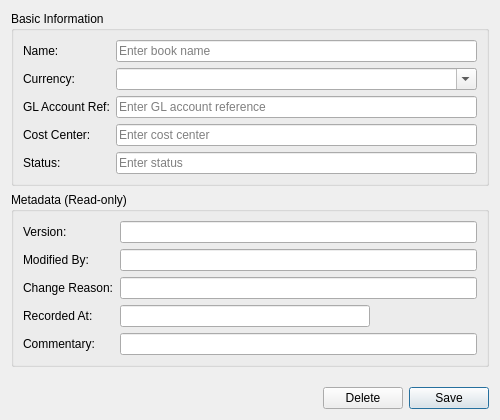
This is projects/ores.qt/ui/BookDetailDialog.ui in OreStudio/OreStudio as Qt 5 draws it before an edit. The edited form follows.
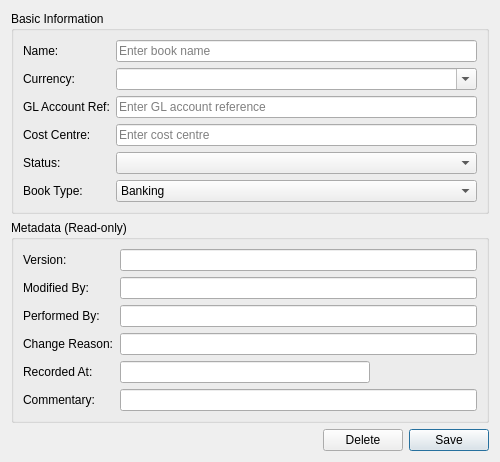
This is the edited form.

Commit message: [qt] UI fixes: spelling, bug fixes, book/portfolio widgets, performed_by

Diff of the .ui file:
```diff
--- a/projects/ores.qt/ui/BookDetailDialog.ui
+++ b/projects/ores.qt/ui/BookDetailDialog.ui
@@ -7,7 +7,7 @@
     <x>0</x>
     <y>0</y>
     <width>500</width>
-    <height>420</height>
+    <height>460</height>
    </rect>
   </property>
   <property name="sizePolicy">
@@ -77,14 +77,14 @@
       <item row="3" column="0">
        <widget class="QLabel" name="label_costCenterEdit">
         <property name="text">
-         <string>Cost Center:</string>
+         <string>Cost Centre:</string>
         </property>
        </widget>
       </item>
       <item row="3" column="1">
        <widget class="QLineEdit" name="costCenterEdit">
         <property name="placeholderText">
-         <string>Enter cost center</string>
+         <string>Enter cost centre</string>
         </property>
        </widget>
       </item>
@@ -96,12 +96,29 @@
        </widget>
       </item>
       <item row="4" column="1">
-       <widget class="QLineEdit" name="bookStatusEdit">
-        <property name="placeholderText">
-         <string>Enter status</string>
+       <widget class="QComboBox" name="bookStatusCombo"/>
+      </item>
+      <item row="5" column="0">
+       <widget class="QLabel" name="label_bookTypeCombo">
+        <property name="text">
+         <string>Book Type:</string>
         </property>
        </widget>
       </item>
+      <item row="5" column="1">
+       <widget class="QComboBox" name="bookTypeCombo">
+        <item>
+         <property name="text">
+          <string>Banking</string>
+         </property>
+        </item>
+        <item>
+         <property name="text">
+          <string>Trading</string>
+         </property>
+        </item>
+       </widget>
+      </item>
      </layout>
     </widget>
    </item>
@@ -140,27 +157,41 @@
        </widget>
       </item>
       <item row="2" column="0">
+       <widget class="QLabel" name="labelPerformedBy">
+        <property name="text">
+         <string>Performed By:</string>
+        </property>
+       </widget>
+      </item>
+      <item row="2" column="1">
+       <widget class="QLineEdit" name="performedByEdit">
+        <property name="readOnly">
+         <bool>true</bool>
+        </property>
+       </widget>
+      </item>
+      <item row="3" column="0">
        <widget class="QLabel" name="labelChangeReason">
         <property name="text">
          <string>Change Reason:</string>
         </property>
        </widget>
       </item>
-      <item row="2" column="1">
+      <item row="3" column="1">
        <widget class="QLineEdit" name="changeReasonEdit">
         <property name="readOnly">
          <bool>true</bool>
         </property>
        </widget>
       </item>
-      <item row="3" column="0">
+      <item row="4" column="0">
        <widget class="QLabel" name="labelRecordedAt">
         <property name="text">
          <string>Recorded At:</string>
         </property>
        </widget>
       </item>
-      <item row="3" column="1">
+      <item row="4" column="1">
        <widget class="QLineEdit" name="recordedAtEdit">
         <property name="readOnly">
          <bool>true</bool>
@@ -173,14 +204,14 @@
         </property>
        </widget>
       </item>
-      <item row="4" column="0">
+      <item row="5" column="0">
        <widget class="QLabel" name="labelCommentary">
         <property name="text">
          <string>Commentary:</string>
         </property>
        </widget>
       </item>
-      <item row="4" column="1">
+      <item row="5" column="1">
        <widget class="QLineEdit" name="commentaryEdit">
         <property name="readOnly">
          <bool>true</bool>
```
Left out of the diff: 4 changed lines with no effect on the pictures. The commit also changes 31 other files.
